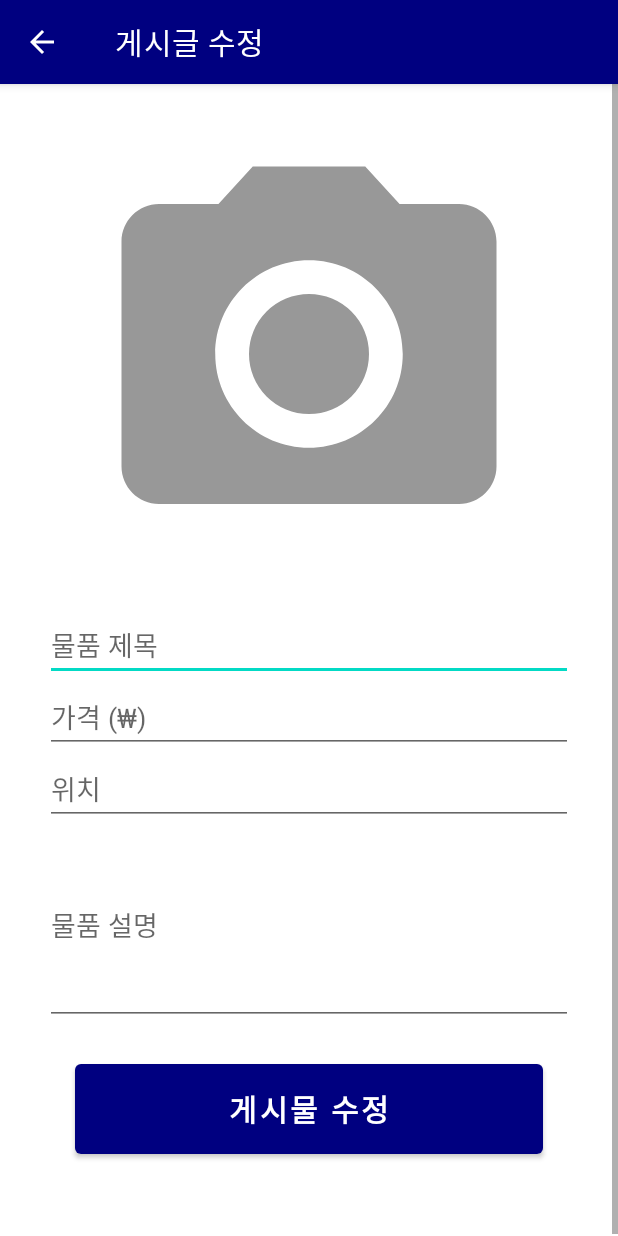
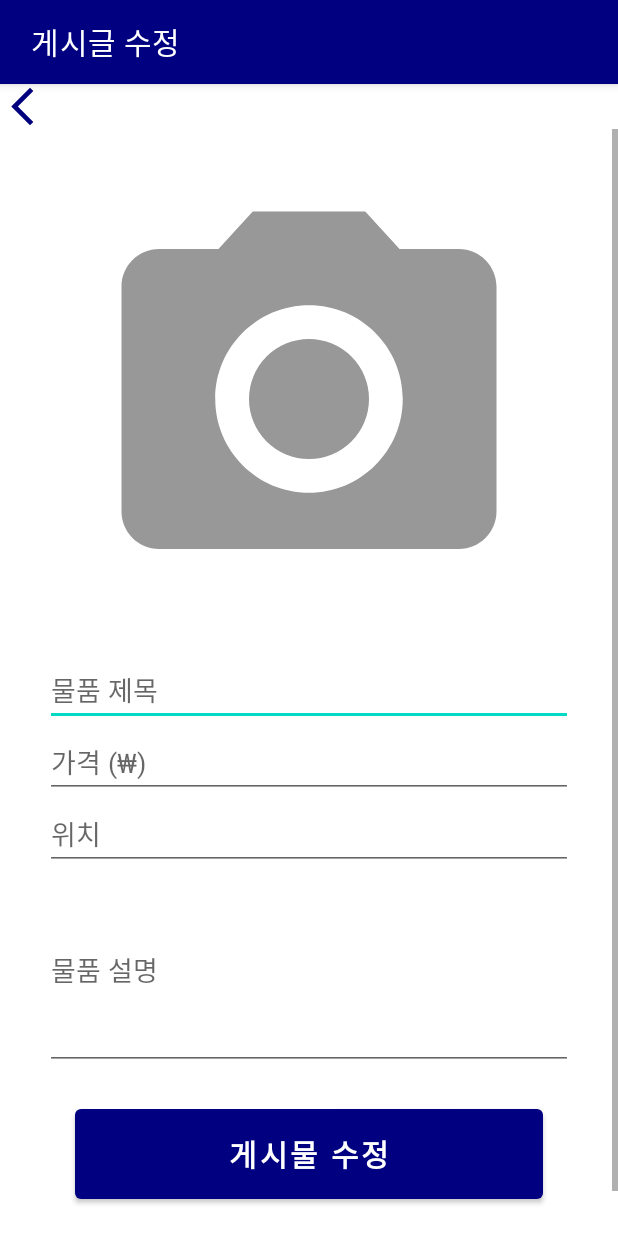
Before and after one commit to YoonhyeSuh/Used-Market, an Android app: the ModifyActivity screen opened directly, with no data from a screen before it, on a phone screen of 412 x 824 dp. Run offline under Robolectric (Android 15) with nearby library versions, the phone set to English and light mode, and no system bars; our stand-ins replace Firebase (no records; nobody signed in at launch, a user with empty details on screens opened directly), Picasso; pictures from the network do not load.

Commit message:
feat. ModifyAcitivity 백버튼 수정
백버튼 수정 및 판매글 없을 때 토스트 메시지 창 뜨기

```diff
--- a/Boogimarket/app/src/main/java/com/example/boogimarket/ModifyActivity.kt
+++ b/Boogimarket/app/src/main/java/com/example/boogimarket/ModifyActivity.kt
@@ -42,8 +42,6 @@ class ModifyActivity: AppCompatActivity(){
 
         //액션바 이름 설정
         supportActionBar?.title = " 게시글 수정"
-        //뒤로 가기 버튼
-        supportActionBar?.setDisplayHomeAsUpEnabled(true)
 
         binding = ActivityModifyBinding.inflate(layoutInflater)
         setContentView(binding.root)
@@ -119,6 +117,9 @@ class ModifyActivity: AppCompatActivity(){
                     }
             }
         }
+        binding.backBtn.setOnClickListener {
+            finish()
+        }
     }
     private fun uploadImage(imageUri: Uri, documentId: String) {
         val imageRef = storageRef.child(imageFileName(imageUri))
--- a/Boogimarket/app/src/main/res/layout/activity_modify.xml
+++ b/Boogimarket/app/src/main/res/layout/activity_modify.xml
@@ -3,6 +3,13 @@
     android:layout_width="match_parent"
     android:layout_height="match_parent"
     android:orientation="vertical">
+
+    <ImageButton
+        android:id="@+id/back_btn"
+        android:layout_width="30dp"
+        android:layout_height="30dp"
+        android:background="@drawable/baseline_arrow_back_ios_new_24"
+        android:layout_gravity="start"/>
 
     <ScrollView
         android:layout_width="match_parent"
--- a/Boogimarket/app/src/main/res/layout/activity_myselllist.xml
+++ b/Boogimarket/app/src/main/res/layout/activity_myselllist.xml
@@ -10,7 +10,7 @@
         android:id="@+id/back_btn"
         android:layout_width="30dp"
         android:layout_height="30dp"
-        android:background="@drawable/baseline_arrow_back_24"
+        android:background="@drawable/baseline_arrow_back_ios_new_24"
         android:layout_gravity="start"/>
 
 
```
Also changed, not shown: Boogimarket/app/src/main/java/com/example/boogimarket/MySellActivity.kt (+19 -4 lines).
